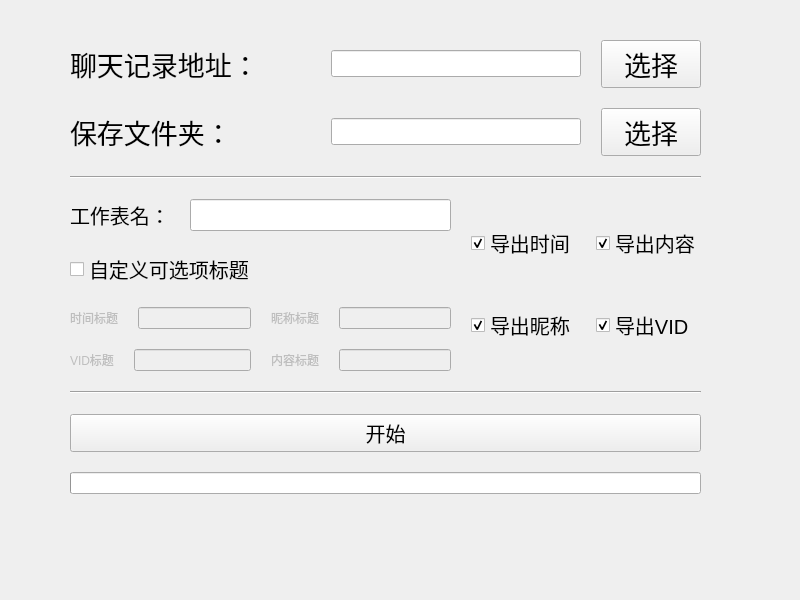
aoguai/QQtoExcel, file GUI.ui: the form before one commit.
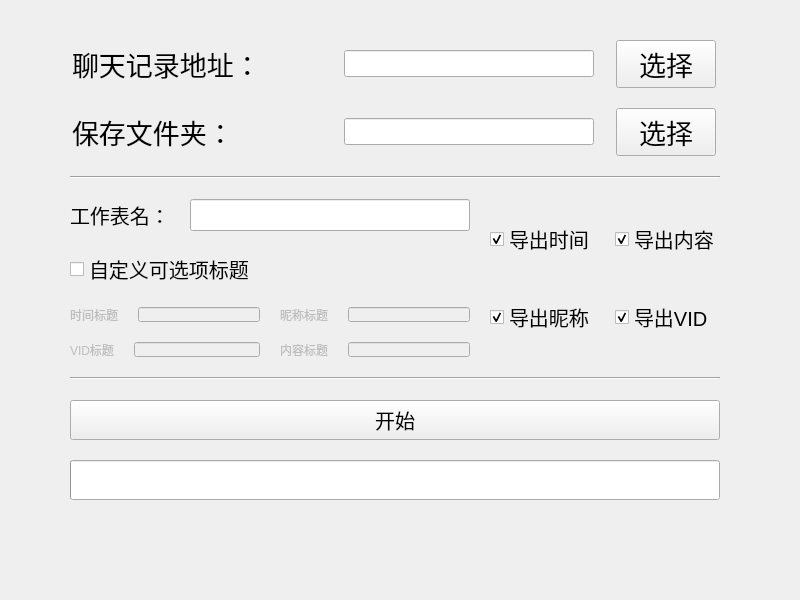
The form after the commit.

The edit to the form file:
```diff
--- a/GUI.ui
+++ b/GUI.ui
@@ -30,7 +30,7 @@
     <rect>
      <x>60</x>
      <y>40</y>
-     <width>651</width>
+     <width>670</width>
      <height>460</height>
     </rect>
    </property>
@@ -432,6 +432,18 @@
     </item>
     <item>
      <widget class="QPushButton" name="StartButton">
+      <property name="minimumSize">
+       <size>
+        <width>650</width>
+        <height>40</height>
+       </size>
+      </property>
+      <property name="maximumSize">
+       <size>
+        <width>650</width>
+        <height>40</height>
+       </size>
+      </property>
       <property name="font">
        <font>
         <pointsize>15</pointsize>
@@ -442,11 +454,23 @@
       </property>
      </widget>
     </item>
-    <item>
+    <item alignment="Qt::AlignHCenter">
      <widget class="QProgressBar" name="progressBar">
       <property name="enabled">
        <bool>true</bool>
       </property>
+      <property name="minimumSize">
+       <size>
+        <width>650</width>
+        <height>40</height>
+       </size>
+      </property>
+      <property name="maximumSize">
+       <size>
+        <width>650</width>
+        <height>40</height>
+       </size>
+      </property>
       <property name="value">
        <number>0</number>
       </property>
```
Left out of the diff: 6 changed lines with no effect on the pictures.
